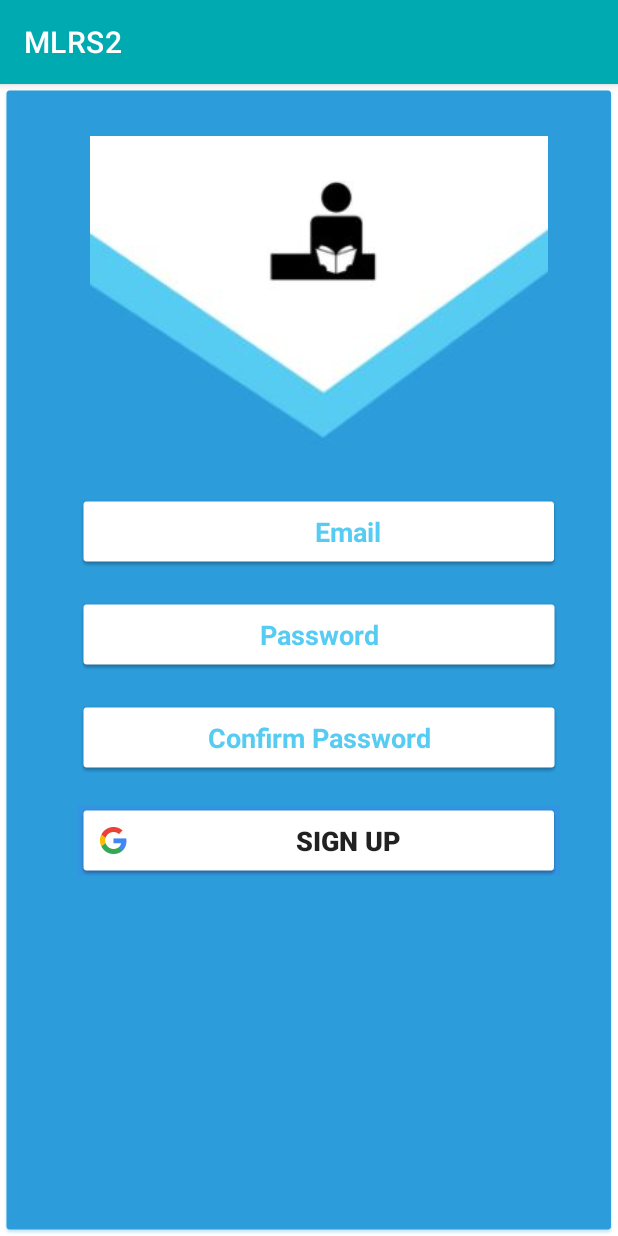
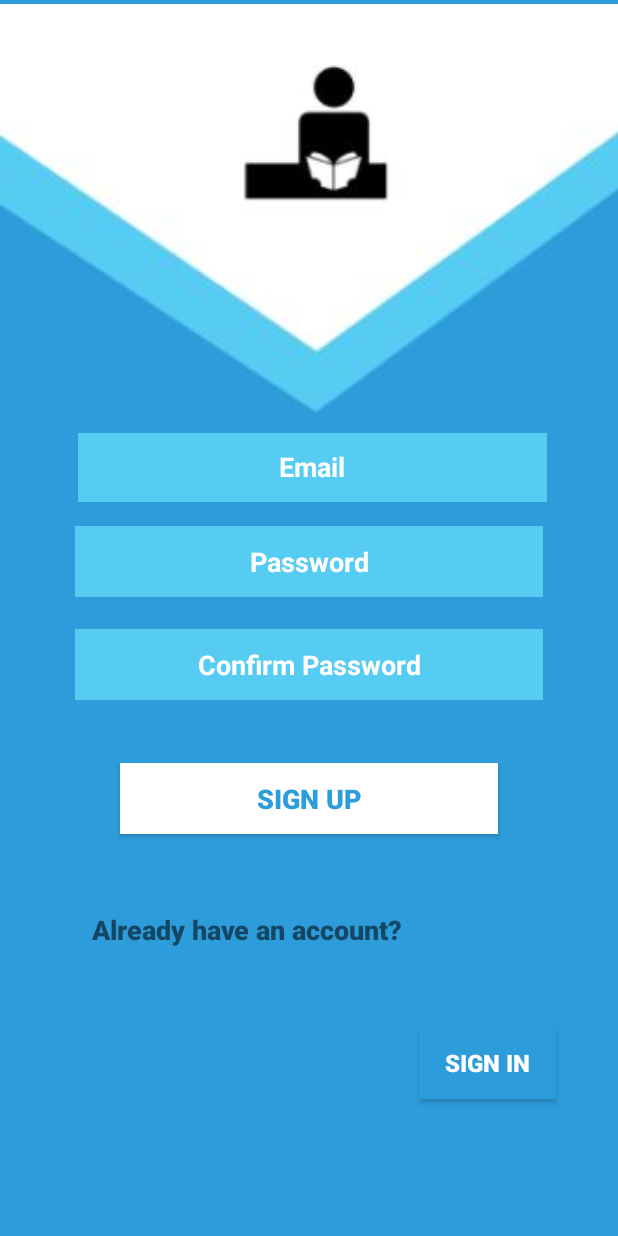
Before and after one commit to CankayaUniversity/ceng-407-408-2020-2021--Mobile-Library-Reservation-System, an Android app: the RegisterActivity screen opened directly, with no data from a screen before it, on a phone screen of 412 x 824 dp. Run offline under Robolectric (Android 15) with nearby library versions, the phone set to English and light mode, and no system bars; our stand-ins replace Firebase (no records; nobody signed in at launch, a user with empty details on screens opened directly).

Commit message:
Design Updated

```diff
--- a/MLRS2_CodePart/MLRS2/app/src/main/res/layout/activity_register.xml
+++ b/MLRS2_CodePart/MLRS2/app/src/main/res/layout/activity_register.xml
@@ -4,91 +4,132 @@
     xmlns:app="http://schemas.android.com/apk/res-auto"
     android:layout_width="match_parent"
     android:layout_height="match_parent"
+    android:background="#2D9CDB"
+    android:outlineSpotShadowColor="#FFFFFF"
     android:textAlignment="inherit">
 
-    <ScrollView
-        android:layout_width="match_parent"
-        android:layout_height="match_parent"
-        android:background="@drawable/common_google_signin_btn_text_light_normal"
-        android:backgroundTint="@color/mlrs_blue">
 
-
-        <RelativeLayout
-            android:layout_width="match_parent"
-            android:layout_height="match_parent"
-            android:layout_marginTop="25dp"
-            android:layout_marginRight="25dp">
-
+    <androidx.appcompat.widget.AppCompatButton
+        android:id="@+id/btn_register2"
+        android:layout_width="91dp"
+        android:layout_height="wrap_content"
+        android:layout_alignParentStart="true"
+        android:layout_alignParentEnd="true"
+        android:layout_alignParentBottom="true"
+        android:layout_marginStart="279dp"
+        android:layout_marginTop="124dp"
+        android:layout_marginEnd="41dp"
+        android:layout_marginBottom="91dp"
+        android:background="@color/mlrs_blue"
+        android:radius="11dp"
+        android:text="SIGN IN"
+        android:textColor="@color/mlrs_white_button"
+        android:textColorHint="#2D9CDB"
+        android:textSize="16sp"
+        android:textStyle="bold" />
 
     <EditText
         android:id="@+id/et_input_email"
-                android:layout_width="match_parent"
-                android:layout_height="wrap_content"
-                android:layout_below="@+id/imageView2"
-                android:layout_marginTop="28dp"
-                android:background="@drawable/common_google_signin_btn_text_light_normal_background"
+        android:layout_width="236dp"
+        android:layout_height="47dp"
+        android:layout_alignParentStart="true"
+        android:layout_alignParentTop="true"
+        android:layout_alignParentEnd="true"
+        android:layout_marginStart="52dp"
+        android:layout_marginLeft="5dp"
+        android:layout_marginTop="287dp"
+        android:layout_marginEnd="47dp"
+        android:background="#56CCF2"
         android:hint="@string/prompt_email"
         android:inputType="textEmailAddress"
+        android:radius="11dp"
         android:textAlignment="center"
-                android:textColor="@color/mlrs_lightBlue"
-                android:textColorHint="@color/mlrs_lightBlue"
+        android:textColor="@color/mlrs_white_button"
+        android:textColorHint="@color/mlrs_white_button"
         android:textStyle="bold" />
 
     <EditText
         android:id="@+id/et_input_password"
-                android:layout_width="match_parent"
-                android:layout_height="wrap_content"
+        android:layout_width="259dp"
+        android:layout_height="47dp"
         android:layout_below="@+id/et_input_email"
-                android:layout_marginTop="20dp"
-                android:background="@drawable/common_google_signin_btn_icon_light_normal_background"
+        android:layout_alignParentStart="true"
+        android:layout_alignParentEnd="true"
+        android:layout_marginStart="50dp"
+        android:layout_marginTop="16dp"
+        android:layout_marginEnd="50dp"
+        android:background="#56CCF2"
         android:hint="@string/password"
         android:inputType="textPassword"
+        android:radius="11dp"
         android:textAlignment="center"
-                android:textColor="@color/mlrs_lightBlue"
-                android:textColorHint="@color/mlrs_lightBlue"
+        android:textColor="@color/mlrs_white_button"
+        android:textColorHint="@color/mlrs_white_button"
         android:textStyle="bold" />
 
     <EditText
         android:id="@+id/et_input_confirm_password"
-                android:layout_width="match_parent"
-                android:layout_height="wrap_content"
+        android:layout_width="250dp"
+        android:layout_height="47dp"
         android:layout_below="@+id/et_input_password"
-                android:layout_marginTop="20dp"
-                android:background="@drawable/common_google_signin_btn_icon_light_normal_background"
+        android:layout_alignParentStart="true"
+        android:layout_alignParentEnd="true"
+        android:layout_marginStart="50dp"
+        android:layout_marginTop="21dp"
+        android:layout_marginEnd="50dp"
+        android:background="#56CCF2"
         android:hint="@string/confirm_password"
         android:inputType="textPassword"
+        android:radius="11dp"
         android:textAlignment="center"
-                android:textColor="@color/mlrs_lightBlue"
-                android:textColorHint="@color/mlrs_lightBlue"
+        android:textColor="@color/mlrs_white_button"
+        android:textColorHint="@color/mlrs_white_button"
         android:textStyle="bold" />
 
     <androidx.appcompat.widget.AppCompatButton
         android:id="@+id/btn_register"
-                android:layout_width="match_parent"
-                android:layout_height="wrap_content"
+        android:layout_width="210dp"
+        android:layout_height="47dp"
         android:layout_below="@+id/et_input_confirm_password"
-                android:layout_marginTop="20dp"
-                android:background="@drawable/common_google_signin_btn_text_light_focused"
+        android:layout_alignParentStart="true"
+        android:layout_alignParentEnd="true"
+        android:layout_marginStart="80dp"
+        android:layout_marginTop="42dp"
+        android:layout_marginEnd="80dp"
+        android:background="@color/mlrs_white_button"
+        android:radius="11dp"
         android:text="SIGN UP"
-                android:textColorHint="@color/colorPrimary"
+        android:textColor="#2D9CDB"
+        android:textColorHint="#2D9CDB"
         android:textSize="18dp"
         android:textStyle="bold" />
 
     <ImageView
         android:id="@+id/imageView2"
-                android:layout_width="420dp"
-                android:layout_height="211dp"
+        android:layout_width="match_parent"
+        android:layout_height="291dp"
+        android:layout_alignParentEnd="true"
+        android:layout_marginEnd="-2dp"
         app:srcCompat="@drawable/register_logo_mlrs" />
 
-        </RelativeLayout>
-
-
-    </ScrollView>
+    <TextView
+        android:id="@+id/textView2"
+        android:layout_width="278dp"
+        android:layout_height="32dp"
+        android:layout_alignBottom="@+id/btn_register"
+        android:layout_alignParentStart="true"
+        android:layout_alignParentEnd="true"
+        android:layout_marginStart="61dp"
+        android:layout_marginEnd="72dp"
+        android:layout_marginBottom="-83dp"
+        android:fontFamily="sans-serif-black"
+        android:text="Already have an account?"
+        android:textSize="18sp" />
 
     <ProgressBar
         android:id="@+id/progressBar"
-        android:layout_width="150dp"
-        android:layout_height="150dp"
+        android:layout_width="153dp"
+        android:layout_height="121dp"
         android:layout_centerHorizontal="true"
         android:layout_marginTop="120dp"
         android:visibility="invisible" />
--- a/MLRS2_CodePart/MLRS2/app/src/main/res/values/colors.xml
+++ b/MLRS2_CodePart/MLRS2/app/src/main/res/values/colors.xml
@@ -10,7 +10,7 @@
     <color name="linkBlue">#4d94ff</color>
     <color name="blue3">#00c4cc</color>
     <color name="blue4">#00aab1</color>
-    <color name="blue5">#007f85</color>
+    <color name="blue5">#2D9CDB</color>
     <color name="mlrs_blue">#2C9CDB</color>
     <color name="mlrs_white_button">#FFFFFF</color>
     <color name="mlrs_lightBlue">#56CCF2</color>
--- a/MLRS2_CodePart/MLRS2/app/src/main/res/values/themes.xml
+++ b/MLRS2_CodePart/MLRS2/app/src/main/res/values/themes.xml
@@ -1,6 +1,6 @@
 <resources xmlns:tools="http://schemas.android.com/tools">
     <!-- Base application theme. -->
-    <style name="Theme.MLRS2" parent="Theme.MaterialComponents.DayNight.DarkActionBar">
+    <style name="Theme.MLRS2" parent="Theme.MaterialComponents.DayNight.NoActionBar">
         <item name="colorPrimary">@color/blue4</item>
         <item name="colorPrimaryDark">@color/blue5</item>
         <item name="colorAccent">@color/colorAccent</item>
```
Also changed, not shown: MLRS2_CodePart/MLRS2/app/src/main/res/layout/activity_login.xml (+74 -80 lines), MLRS2_CodePart/MLRS2/app/src/main/res/layout/signin_up_firstpage.xml (+28 -34 lines), MLRS2_CodePart/MLRS2/gradle/wrapper/gradle-wrapper.properties. Lines whose indentation alone changed are shown as unchanged.
